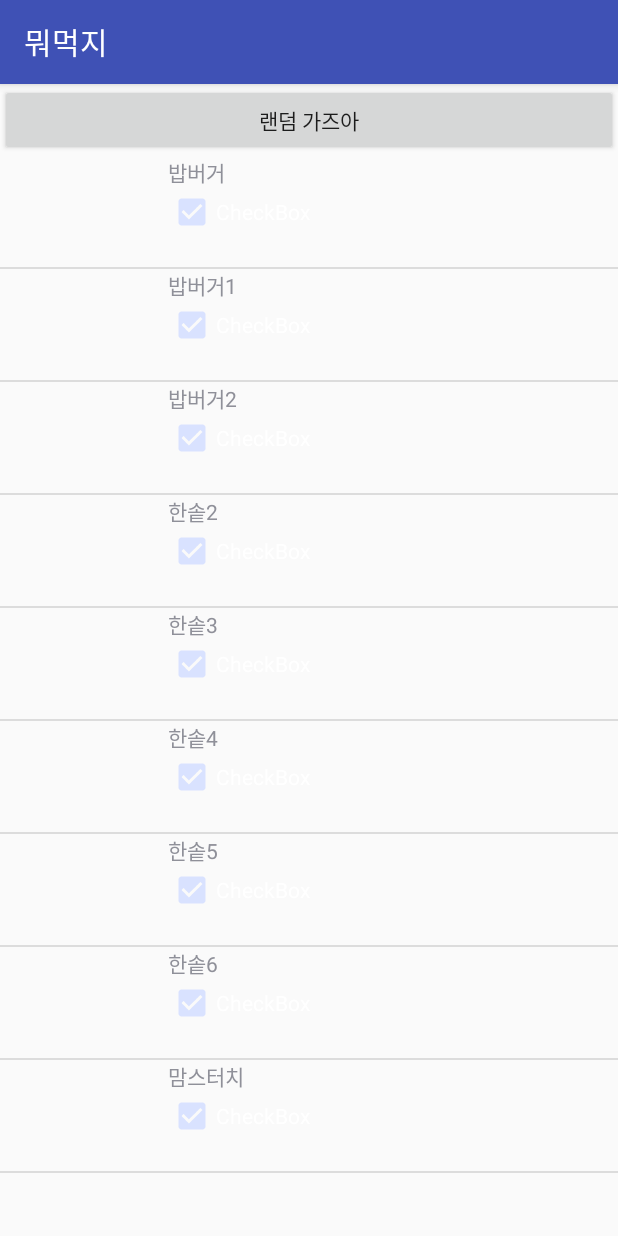
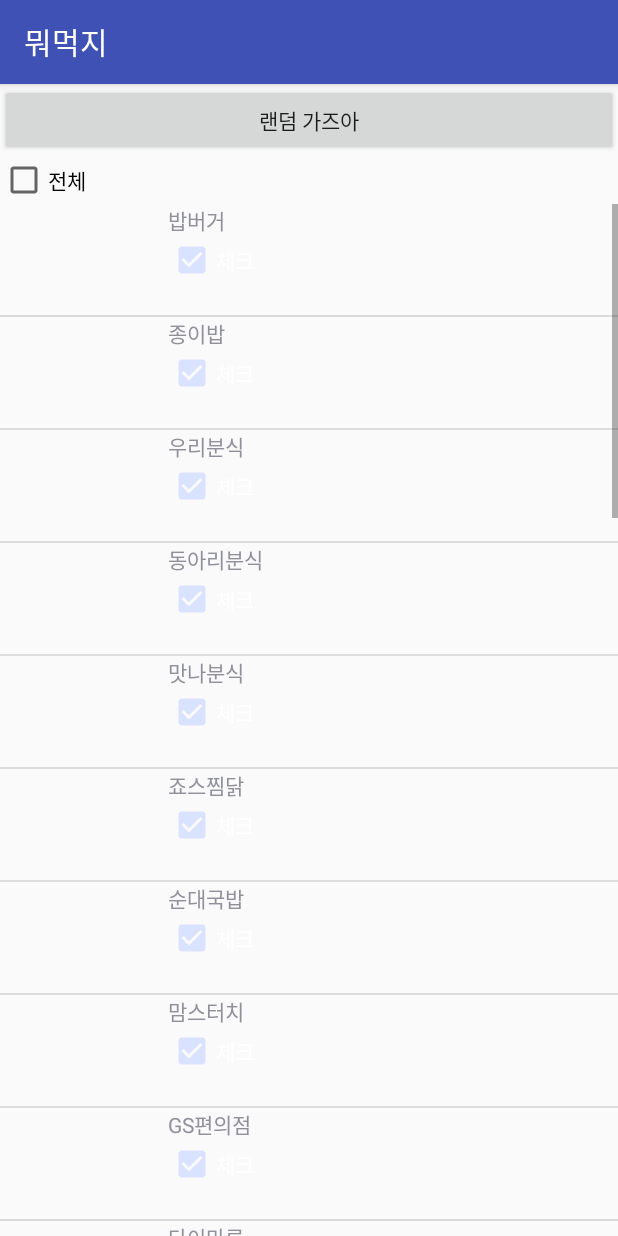
Before and after one commit to wlsowk45/App, an Android app: the screen it shows after launch (onepeopleActivity), after a tap on "올랜덤", on a phone screen of 412 x 824 dp. Run offline under Robolectric (Android 15) with nearby library versions, the phone set to English and light mode, and no system bars.

Commit message:
Merge branch 'master' of https://github.com/wlsowk45/App into Hyeokjin3
# Conflicts:
#	app/src/main/java/com/example/hyeokjin/knumeal/HowmanyActivity.java
#	app/src/main/java/com/example/hyeokjin/knumeal/MainActivity.java

```diff
--- a/app/src/main/java/com/example/hyeokjin/knumeal/MainActivity.java
+++ b/app/src/main/java/com/example/hyeokjin/knumeal/MainActivity.java
@@ -24,14 +24,41 @@ public class MainActivity extends AppCompatActivity {
         final ArrayList<Restaurant> restaurants = new ArrayList<Restaurant>();
 
         restaurants.add(new Restaurant("밥버거", 1, 2, 1,"Hall_gate",3000));
-        restaurants.add(new Restaurant("밥버거1", 2, 3, 1,"Main_gate",3000));
-        restaurants.add(new Restaurant("밥버거2", 2, 3, 1,"Main_gate",3000));
-        restaurants.add(new Restaurant("한솥2", 3, 4, 2,"Main_gate",3000));
-        restaurants.add(new Restaurant("한솥3", 3, 4, 2,"Main_gate",4000));
-        restaurants.add(new Restaurant("한솥4", 3, 4, 3,"Main_gate",5000));
-        restaurants.add(new Restaurant("한솥5", 3, 4, 4,"Main_gate",6000));
-        restaurants.add(new Restaurant("한솥6", 3, 4, 5,"Main_gate",7000));
-        restaurants.add(new Restaurant("맘스터치",35.885838,128.610095,1,"Hall_gate",5000));
+        restaurants.add(new Restaurant("종이밥", 2, 3, 1,"Hall_gate",3000));
+        restaurants.add(new Restaurant("우리분식", 3, 4, 2,"Hall_gate",5000));
+        restaurants.add(new Restaurant("동아리분식", 3, 4, 2,"Hall_gate",5000));
+        restaurants.add(new Restaurant("맛나분식", 35.885397, 128.609850, 2,"Hall_gate",5000));
+        restaurants.add(new Restaurant("죠스찜닭", 35.885287, 128.609281, 3,"Hall_gate",7000));
+        restaurants.add(new Restaurant("순대국밥", 3, 4, 2,"Hall_gate",6000));
+        restaurants.add(new Restaurant("맘스터치",35.885838,128.610095,1,"Hall_gate",5500));
+        restaurants.add(new Restaurant("GS편의점", 3, 4, 1,"Hall_gate",1100));
+        restaurants.add(new Restaurant("다이마루", 3, 4, 2,"Hall_gate",8000));
+        restaurants.add(new Restaurant("돈까스백작", 3, 4, 2,"Hall_gate",6000));
+        restaurants.add(new Restaurant("피자빙고", 35.883999, 128.609, 2,"Hall_gate",7000));
+        restaurants.add(new Restaurant("경대밥집", 35.884159, 128.609647, 2,"Hall_gate",6000));
+        restaurants.add(new Restaurant("정글로", 3, 4, 2,"Hall_gate",7000));
+        restaurants.add(new Restaurant("세계지도", 3, 4, 1,"Hall_gate",4000));
+        restaurants.add(new Restaurant("몬나니떡볶이", 3, 4, 2,"Hall_gate",4000));
+        restaurants.add(new Restaurant("북경반점", 3, 4, 2,"Hall_gate",4000));
+        restaurants.add(new Restaurant("해금강", 3, 4, 2,"Hall_gate",3000));
+        restaurants.add(new Restaurant("쪽문분식", 3, 4, 2,"Hall_gate",4000));
+        restaurants.add(new Restaurant("뼈찜", 3, 4, 1,"Hall_gate",6000));
+        restaurants.add(new Restaurant("한솥", 2, 3, 1,"Main_gate",3000));
+        restaurants.add(new Restaurant("모이다식탁", 2, 3, 1,"Main_gate",5500));
+        restaurants.add(new Restaurant("불멸의 떡볶이", 2, 3, 1,"Main_gate",4000));
+        restaurants.add(new Restaurant("청춘라면", 2, 3, 1,"Main_gate",3000));
+        restaurants.add(new Restaurant("김밥천국", 2, 3, 1,"Main_gate",3000));
+        restaurants.add(new Restaurant("왕얼큰이", 2, 3, 1,"Main_gate",4000));
+        restaurants.add(new Restaurant("경대루", 2, 3, 1,"Main_gate",4000));
+        restaurants.add(new Restaurant("경주국밥", 2, 3, 1,"Main_gate",5500));
+        restaurants.add(new Restaurant("땅땅치킨", 2, 3, 1,"Main_gate",9000));
+        restaurants.add(new Restaurant("미쳐버린 파닭", 2, 3, 1,"Main_gate",5500));
+
+
+
+
+
+
 
 
 
--- a/app/src/main/java/com/example/hyeokjin/knumeal/RandomAcitivity.java
+++ /dev/null
@@ -1,21 +0,0 @@
-package com.example.hyeokjin.knumeal;
-
-import android.content.Intent;
-import android.os.Bundle;
-import android.support.v7.app.AppCompatActivity;
-
-import java.util.ArrayList;
-
-public class RandomAcitivity extends AppCompatActivity {
-
-    @Override
-    protected void onCreate(Bundle savedInstanceState) {
-        super.onCreate(savedInstanceState);
-        setContentView(R.layout.activity_random_acitivity);
-
-        final ArrayList<Restaurant> restaurants;
-        Intent intent = getIntent();
-        restaurants = intent.getParcelableArrayListExtra("ToRandom");
-
-    }
-}
--- a/app/src/main/java/com/example/hyeokjin/knumeal/onepeopleActivity.java
+++ b/app/src/main/java/com/example/hyeokjin/knumeal/onepeopleActivity.java
@@ -20,6 +20,7 @@ public class onepeopleActivity extends AppCompatActivity {
     ArrayList<Restaurant> found_restaurant = new ArrayList<Restaurant>();
     ArrayList<Restaurant> checked_restaurant = new ArrayList<Restaurant>();
     PeopleAdapter adapter;
+    int count;
 
     @Override
     protected void onCreate(Bundle savedInstanceState) {
@@ -31,13 +32,37 @@ public class onepeopleActivity extends AppCompatActivity {
         //ArrayList<Restaurant> final_restaurant = new ArrayList<Restaurant>();
         Intent i = getIntent();
         found_restaurant = i.getParcelableArrayListExtra("To one");
-        ListView listView=(ListView)findViewById(R.id.listview);
+        final ListView listView=(ListView)findViewById(R.id.listview);
+        listView.setChoiceMode(ListView.CHOICE_MODE_MULTIPLE);
+
+
         adapter=new PeopleAdapter();
         for(int j=0;j<found_restaurant.size();j++){
             adapter.addItem(new Peopleitems(found_restaurant.get(j).getName()));
         }
 
         listView.setAdapter(adapter);
+
+        final CheckBox allcheck=(CheckBox)findViewById(R.id.checkBox2);
+        count=adapter.getCount();
+
+        allcheck.setOnClickListener(new View.OnClickListener() {
+            @Override
+            public void onClick(View view) {
+                for(int j=0;j<count;j++){
+                    listView.setItemChecked(j,false);
+                }
+
+                adapter.notifyDataSetChanged();
+            }
+        });
+
+
+
+
+
+
+
 
 
         Button button=(Button)findViewById(R.id.button);
@@ -65,7 +90,27 @@ public class onepeopleActivity extends AppCompatActivity {
     }
     class PeopleAdapter extends BaseAdapter {
 
+
+
         ArrayList<Peopleitems> items = new ArrayList<Peopleitems>();
+
+
+
+
+
+
+
+
+
+
+
+
+
+
+
+
+
+
 
         @Override
         public int getCount() {
@@ -92,16 +137,30 @@ public class onepeopleActivity extends AppCompatActivity {
         }
 
         @Override
-        public View getView(int i, View convertview, ViewGroup viewGroup) {
+        public View getView(final int i, View convertview, ViewGroup viewGroup) {
             peopleitemviewcod view = new peopleitemviewcod(getApplicationContext());
             final Peopleitems item = items.get(i);
             view.setName(item.getName());
-            CheckBox checkBox=(CheckBox)view.findViewById(R.id.checkBox);
+            final CheckBox checkBox=(CheckBox)view.findViewById(R.id.checkBox);
+            if(item.isChecked()){
+                checkBox.setChecked(true);
+
+            }
+            else{
+                checkBox.setChecked(false);
+
+            }
+
+
+
+
+
             checkBox.setOnCheckedChangeListener(new CompoundButton.OnCheckedChangeListener() {
                 @Override
                 public void onCheckedChanged(CompoundButton compoundButton, boolean b) {
                     if(b){
                         item.setChecked(true);
+
                         Toast.makeText(getApplicationContext(),"체크된 식당"+item.getName()+item.isChecked(),Toast.LENGTH_SHORT).show();
 
                     }
@@ -109,9 +168,11 @@ public class onepeopleActivity extends AppCompatActivity {
                         item.setChecked(false);
                         Toast.makeText(getApplicationContext(),"체크X"+item.getName()+item.isChecked(),Toast.LENGTH_SHORT).show();
 
+
                     }
                 }
             });
+
 
             return view;
 
--- a/app/src/main/res/layout/activity_onepeople.xml
+++ b/app/src/main/res/layout/activity_onepeople.xml
@@ -13,8 +13,15 @@
         android:layout_height="wrap_content"
         android:text="랜덤 가즈아" />
 
+    <CheckBox
+        android:id="@+id/checkBox2"
+        android:layout_width="match_parent"
+        android:layout_height="wrap_content"
+        android:text="전체" />
+
     <ListView
         android:id="@+id/listview"
         android:layout_width="match_parent"
-        android:layout_height="match_parent" />
+        android:layout_height="match_parent"
+        android:choiceMode="multipleChoice"/>
 </LinearLayout>
--- a/app/src/main/res/layout/peopleitem.xml
+++ b/app/src/main/res/layout/peopleitem.xml
@@ -27,7 +27,8 @@
             android:layout_width="match_parent"
             android:layout_height="wrap_content"
             android:checked="true"
-            android:text="CheckBox" />
+            android:text="체크"
+            />
     </LinearLayout>
 
 </LinearLayout>
```
